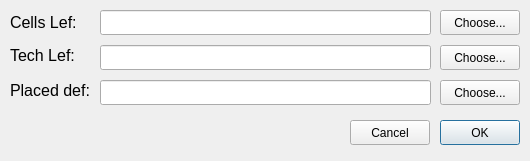
This is apps/gui/view/dialogiccad2017.ui in eclufsc/ophidian as Qt 5 draws it before an edit. The edited form follows.
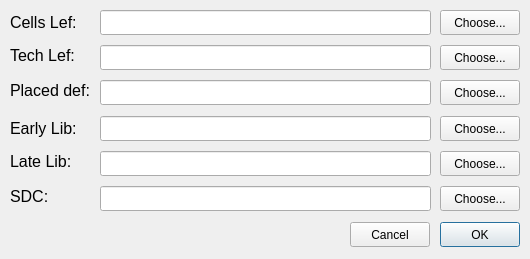
This is the edited form.

```diff
--- a/apps/gui/view/dialogiccad2017.ui
+++ b/apps/gui/view/dialogiccad2017.ui
@@ -7,7 +7,7 @@
     <x>0</x>
     <y>0</y>
     <width>530</width>
-    <height>161</height>
+    <height>259</height>
    </rect>
   </property>
   <property name="windowTitle">
@@ -17,7 +17,7 @@
    <property name="geometry">
     <rect>
      <x>440</x>
-     <y>120</y>
+     <y>222</y>
      <width>80</width>
      <height>25</height>
     </rect>
@@ -56,7 +56,7 @@
    <property name="geometry">
     <rect>
      <x>350</x>
-     <y>120</y>
+     <y>222</y>
      <width>80</width>
      <height>25</height>
     </rect>
@@ -115,7 +115,7 @@
    <property name="geometry">
     <rect>
      <x>10</x>
-     <y>120</y>
+     <y>222</y>
      <width>321</width>
      <height>21</height>
     </rect>
@@ -160,6 +160,114 @@
     <string>Choose...</string>
    </property>
   </widget>
+  <widget class="QLineEdit" name="late_lib_line">
+   <property name="geometry">
+    <rect>
+     <x>100</x>
+     <y>151</y>
+     <width>331</width>
+     <height>25</height>
+    </rect>
+   </property>
+  </widget>
+  <widget class="QPushButton" name="choose_late">
+   <property name="geometry">
+    <rect>
+     <x>440</x>
+     <y>151</y>
+     <width>80</width>
+     <height>25</height>
+    </rect>
+   </property>
+   <property name="text">
+    <string>Choose...</string>
+   </property>
+  </widget>
+  <widget class="QPushButton" name="cells_choose_2">
+   <property name="geometry">
+    <rect>
+     <x>440</x>
+     <y>116</y>
+     <width>80</width>
+     <height>25</height>
+    </rect>
+   </property>
+   <property name="text">
+    <string>Choose...</string>
+   </property>
+  </widget>
+  <widget class="QLineEdit" name="early_lib_line">
+   <property name="geometry">
+    <rect>
+     <x>100</x>
+     <y>116</y>
+     <width>331</width>
+     <height>25</height>
+    </rect>
+   </property>
+  </widget>
+  <widget class="QLabel" name="early_lib">
+   <property name="geometry">
+    <rect>
+     <x>10</x>
+     <y>114</y>
+     <width>81</width>
+     <height>30</height>
+    </rect>
+   </property>
+   <property name="text">
+    <string>&lt;html&gt;&lt;head/&gt;&lt;body&gt;&lt;p&gt;&lt;span style=&quot; font-size:12pt;&quot;&gt;Early Lib:&lt;/span&gt;&lt;/p&gt;&lt;/body&gt;&lt;/html&gt;</string>
+   </property>
+  </widget>
+  <widget class="QLabel" name="sdc">
+   <property name="geometry">
+    <rect>
+     <x>10</x>
+     <y>186</y>
+     <width>91</width>
+     <height>21</height>
+    </rect>
+   </property>
+   <property name="text">
+    <string>&lt;html&gt;&lt;head/&gt;&lt;body&gt;&lt;p&gt;&lt;span style=&quot; font-size:12pt;&quot;&gt;SDC:&lt;/span&gt;&lt;/p&gt;&lt;/body&gt;&lt;/html&gt;</string>
+   </property>
+  </widget>
+  <widget class="QPushButton" name="choose_sdc">
+   <property name="geometry">
+    <rect>
+     <x>440</x>
+     <y>186</y>
+     <width>80</width>
+     <height>25</height>
+    </rect>
+   </property>
+   <property name="text">
+    <string>Choose...</string>
+   </property>
+  </widget>
+  <widget class="QLabel" name="late_lib">
+   <property name="geometry">
+    <rect>
+     <x>10</x>
+     <y>151</y>
+     <width>91</width>
+     <height>21</height>
+    </rect>
+   </property>
+   <property name="text">
+    <string>&lt;html&gt;&lt;head/&gt;&lt;body&gt;&lt;p&gt;&lt;span style=&quot; font-size:12pt;&quot;&gt;Late Lib:&lt;/span&gt;&lt;/p&gt;&lt;/body&gt;&lt;/html&gt;</string>
+   </property>
+  </widget>
+  <widget class="QLineEdit" name="sdc_line">
+   <property name="geometry">
+    <rect>
+     <x>100</x>
+     <y>186</y>
+     <width>331</width>
+     <height>25</height>
+    </rect>
+   </property>
+  </widget>
  </widget>
  <resources/>
  <connections/>
```
